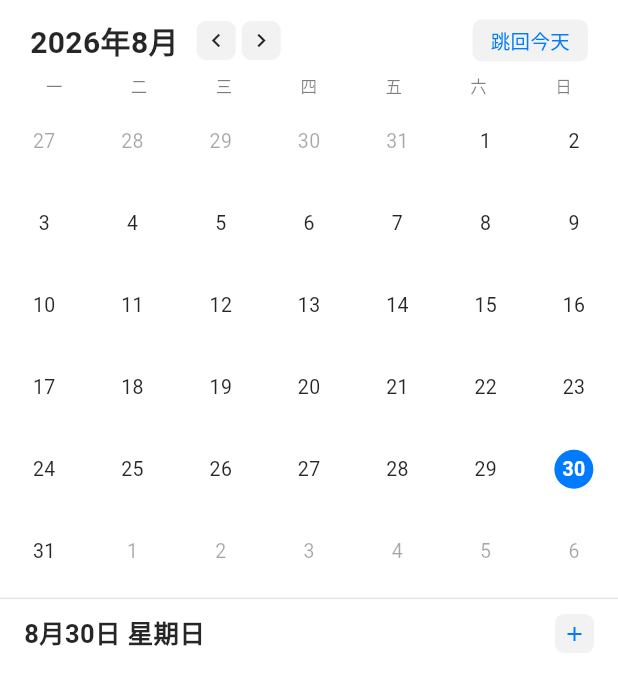
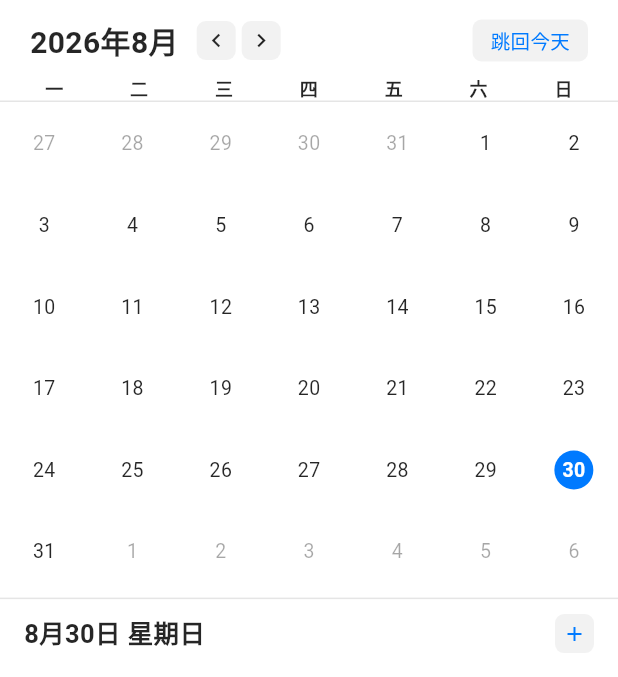
Before and after one commit to liubaiqing/Daypick, a Flutter app: the screen it shows after launch, item 4 of the bottom bar chosen, on a phone screen of 412 x 824 dp, the part 57-734 px from its top. Run offline on Flutter 3.47's test engine with Material 3 defaults, Android fonts, the phone set to English and light mode, and no system bars; our stand-ins replace dio, drift, file_picker, flutter_riverpod; missing offline and left inert: desktop_drop, flutter_onnx_ocr, pasteboard, window_manager; accounts and stored records are empty; generated files the repository leaves out were written again; Roboto replaces fonts that are missing (HarmonyOS Sans SC); statements that could not run were skipped; project files that could hold a hidden picture were left out.

Commit message:
style: 星期表头加大加深加粗并加分隔线，强化层次分界

```diff
--- a/lib/features/calendar/month_view.dart
+++ b/lib/features/calendar/month_view.dart
@@ -254,7 +254,7 @@ class _MonthViewState extends ConsumerState<MonthView>
             ],
           ),
         ),
-        // 星期表头
+        // 星期表头（比日期字大一号的深色加粗，强化与日期区的层次分界）
         Padding(
           padding: const EdgeInsets.symmetric(horizontal: 8),
           child: Row(
@@ -265,14 +265,17 @@ class _MonthViewState extends ConsumerState<MonthView>
                     label,
                     textAlign: TextAlign.center,
                     style: TextStyle(
-                      fontSize: kFontSizeSmall,
-                      color: tokens.textSecondary,
+                      fontSize: kFontSizeCaption,
+                      color: tokens.textPrimary,
+                      fontWeight: FontWeight.w600,
                     ),
                   ),
                 ),
             ],
           ),
         ),
+        // 表头与网格之间的分隔线，强化结构分界
+        Container(height: 1, color: tokens.divider),
         const SizedBox(height: 4),
         // 网格 + 选中聚焦动画层
         Expanded(
```
Also changed, not shown: 1 other file.
